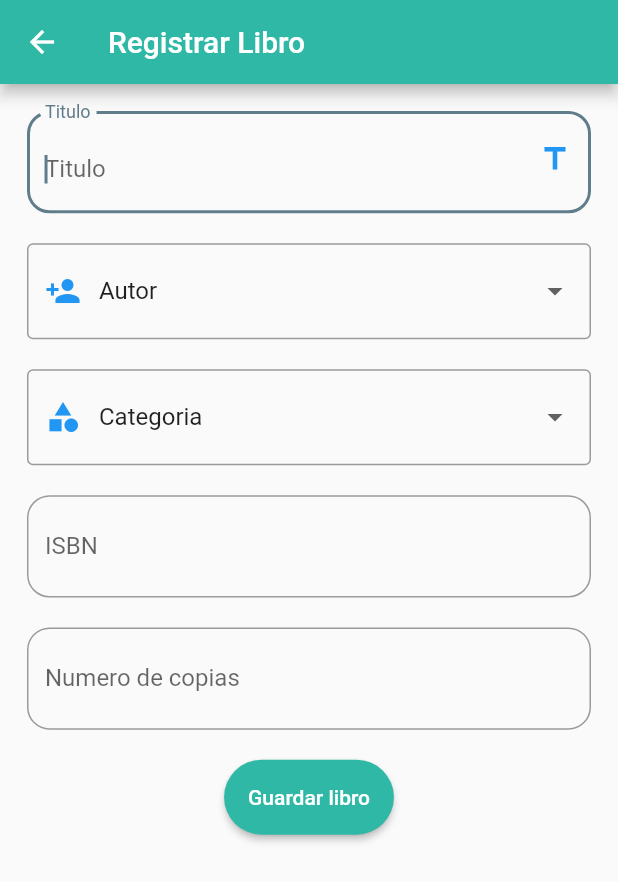
After one commit to NerioCH/ProyectoBiblioteca, a Flutter app: the frmLibros screen opened directly, after a tap on "Agregar Libro", on a phone screen of 412 x 824 dp. The commit adds this screen. Shown: the top 882 px of the screen. Run offline on Flutter 3.47's test engine with Material 2 defaults, Android fonts, the phone set to English and light mode, and no system bars; our stand-ins replace cloud_firestore, firebase_auth, firebase_core, firebase_storage, fluttertoast, image_picker and 3 more; accounts and stored records are empty; network calls fail.

Commit message:
cambios nerio

```diff
--- /dev/null
+++ b/lib/aplication/use_cases/forms/frmAddLibro.dart
@@ -0,0 +1,185 @@
+import 'package:bibliotecaApp/aplication/use_cases/login/login.dart';
+import 'package:bibliotecaApp/domain/entities/libro.dart';
+import 'package:bibliotecaApp/domain/entities/prestamo.dart';
+import 'package:bibliotecaApp/infraestructure/controllers/cLibro.dart';
+import 'package:bibliotecaApp/infraestructure/controllers/cPrestamo.dart';
+import 'package:flutter/material.dart';
+import 'package:intl/intl.dart';
+import 'package:shared_preferences/shared_preferences.dart';
+
+class frmAddLibro extends StatefulWidget {
+  const frmAddLibro({super.key});
+
+  @override
+  State<frmAddLibro> createState() => _frmAddLibroState();
+}
+
+class _frmAddLibroState extends State<frmAddLibro> {
+  final _formkey = GlobalKey<FormState>();
+
+  final nombre = TextEditingController();
+  final isbn = TextEditingController();
+  final numCopias = TextEditingController();
+  String autor = 'Autor';
+  List<String> itemsAutor = [
+    'Autor',
+  ];
+  String categoria = 'Categoria';
+  List<String> itemsCategoria = [
+    'Categoria',
+  ];
+  String? email;
+    void initState() {
+    // TODO: implement initState
+    super.initState();
+    Future.sync(() async {
+      SharedPreferences prefs = await SharedPreferences.getInstance();
+      email = prefs.getString('email');
+    });
+  }
+  @override
+  Widget build(BuildContext context) {
+    return Scaffold(
+      appBar: AppBar(
+        title: Text('Registrar Libro'),
+        backgroundColor: Color.fromARGB(255, 47, 184, 166),
+      ),
+      body: Form(
+        key: _formkey,
+        child: Padding(
+          padding: const EdgeInsets.all(18.0),
+          child: Column(
+            children: [
+              Flexible(
+                child: TextFormField(
+                  validator: (value) {
+                    if (value!.isEmpty) {
+                      return 'Ingrese el titulo';
+                    } else {
+                      return null;
+                    }
+                  },
+                  keyboardType: TextInputType.text,
+                  controller: nombre,
+                  enableInteractiveSelection: false,
+                  autofocus: true,
+                  decoration: InputDecoration(
+                      hintText: 'Titulo',
+                      labelText: 'Titulo',
+                      suffix: Icon(Icons.title, color: Colors.blue),
+                      border: OutlineInputBorder(
+                          borderRadius: BorderRadius.circular(15.0))),
+                  ),
+              ),
+              SizedBox(height: 20,),
+              DropdownButtonFormField<String>(
+                decoration: const InputDecoration(
+                  border: OutlineInputBorder(),
+                  prefixIcon: Icon(Icons.person_add, color: Colors.blue,)
+                ),
+                value: autor,
+                hint: Text('Autor'),
+                validator: (value) => value == null ? 'Complete el autor' : null,
+                items: itemsAutor.map((item) {
+                  return DropdownMenuItem(
+                    value: item,
+                    child: Text(item),
+                  );
+                }).toList(),
+                onChanged: (String? newValue) {
+                  setState(() {
+                    autor = newValue!;
+                  });
+                },
+              ),
+              SizedBox(height: 20,),
+              DropdownButtonFormField<String>(
+                decoration: const InputDecoration(
+                  border: OutlineInputBorder(),
+                  prefixIcon: Icon(Icons.category, color: Colors.blue,)
+                ),
+                value: categoria,
+                hint: Text('Categoria'),
+                validator: (value) => value == null ? 'Complete la categoria' : null,
+                items: itemsCategoria.map((item) {
+                  return DropdownMenuItem(
+                    value: item,
+                    child: Text(item),
+                  );
+                }).toList(),
+                onChanged: (String? newValue) {
+                  setState(() {
+                    categoria = newValue!;
+                  });
+                },
+              ),
+              SizedBox(height: 20,),
+              Flexible(
+                child: TextFormField(
+                  validator: (value) {
+                    if (value!.isEmpty) {
+                      return 'Ingrese ISBN';
+                    } else {
+                      return null;
+                    }
+                  },
+                  keyboardType: TextInputType.text,
+                  controller: isbn,
+                  enableInteractiveSelection: false,
+                  autofocus: true,
+                  decoration: InputDecoration(
+                      hintText: 'ISBN',
+                      labelText: 'ISBN',
+                      suffix: Icon(Icons.qr_code, color: Colors.blue),
+                      border: OutlineInputBorder(
+                          borderRadius: BorderRadius.circular(15.0))),
+                  ),
+              ),
+              SizedBox(height: 20,),
+              Flexible(
+                child: TextFormField(
+                  validator: (value) {
+                    if (value!.isEmpty) {
+                      return 'Ingrese la cantidad de copias';
+                    } else {
+                      return null;
+                    }
+                  },
+                  keyboardType: TextInputType.number,
+                  controller: numCopias,
+                  enableInteractiveSelection: false,
+                  autofocus: true,
+                  decoration: InputDecoration(
+                      hintText: 'Numero de copias',
+                      labelText: 'Numero de copias',
+                      suffix: Icon(Icons.book, color: Colors.blue),
+                      border: OutlineInputBorder(
+                          borderRadius: BorderRadius.circular(15.0))),
+                  ),
+              ),
+              SizedBox(height: 20,),
+              ElevatedButton(
+                onPressed: () {
+                  if (_formkey.currentState!.validate()) {
+                    addLibro(libro(nombre.text, autor, categoria, isbn.text, int.parse(numCopias.text), '')).then((value) => {
+                      toastmessage('Guardado correctamente'),
+                      Navigator.pop(context)
+                    }).catchError((err) => print('Error: $err'));
+                  }
+                },
+                child: Text('Guardar libro'),
+                style: ElevatedButton.styleFrom(
+                  shape: RoundedRectangleBorder(
+                    borderRadius: BorderRadius.circular(30.0),
+                  ),
+                  primary: Color.fromARGB(255, 47, 184, 166),
+                  minimumSize: Size(50, 50)
+                ),
+              )
+            ],
+          ),
+        )
+      ),
+    );
+  }
+}
--- /dev/null
+++ b/lib/aplication/use_cases/forms/frmLibros.dart
@@ -0,0 +1,142 @@
+// ignore_for_file: prefer_const_constructors, prefer_const_literals_to_create_immutables, camel_case_types
+
+import 'package:bibliotecaApp/aplication/use_cases/forms/frmAddCategoria.dart';
+import 'package:bibliotecaApp/aplication/use_cases/forms/frmAddLibro.dart';
+import 'package:bibliotecaApp/aplication/use_cases/login/login.dart';
+import 'package:bibliotecaApp/infraestructure/controllers/cLibro.dart';
+import 'package:bibliotecaApp/mainDrawer.dart';
+import 'package:bibliotecaApp/infraestructure/controllers/cCategorias.dart';
+import 'package:flutter/material.dart';
+import 'package:popover/popover.dart';
+import 'package:shared_preferences/shared_preferences.dart';
+
+
+class frmLibros extends StatefulWidget {
+  const frmLibros({super.key});
+
+  @override
+  State<frmLibros> createState() => _frmLibrosState();
+}
+
+class _frmLibrosState extends State<frmLibros> {
+    String? email;
+  @override
+  void initState() {
+    // TODO: implement initState
+    super.initState();
+    Future.sync(() async {
+      SharedPreferences prefs = await SharedPreferences.getInstance();
+      email = prefs.getString('email');
+    }).then((_) {
+      setState(() {  });
+    }).catchError((err) => {
+      print('Error initState')
+    });
+  }
+  @override
+  Widget build(BuildContext context) {
+    return Scaffold(
+      appBar: AppBar(
+        title: Text('Libros'),
+        backgroundColor: Color.fromARGB(255, 47, 184, 166),
+      ),
+      body: FutureBuilder(
+        future: getLibros(),
+        builder: (context, snapshot) {
+          if (snapshot.hasData) {
+            // calcularBalance(snapshot);
+            return GridView.count(
+              crossAxisCount: 3,
+              crossAxisSpacing: 0,
+              mainAxisSpacing: 0,
+              children: List.generate(snapshot.data?.length??0, (index){
+                return Container(
+                  child: Padding(
+                    padding: const EdgeInsets.all(8.0),
+                    child: PopupMenuButton<String>(
+                        shape: RoundedRectangleBorder(
+                          borderRadius: BorderRadius.circular(20),
+                        ),
+                        constraints: const BoxConstraints.expand(width: 110, height: 60),
+                        color: Colors.red,
+                        position: PopupMenuPosition.over,
+                        onSelected: (String value) {
+                          print(value);
+                          if (value == 'eliminar') {
+                            // Eliminar
+                            print('eliminar: ${snapshot.data?[index]['id'].toString()}');
+                            deleteLibro(snapshot.data?[index]['id'].toString()??'').then((value) => {
+                              toastmessage('Libro eliminado')
+                            }).catchError((err) => toastmessage('Error: $err'));
+                            setState(() {});
+                          }
+                        },
+                        itemBuilder: (BuildContext context) =>
+                            <PopupMenuEntry<String>>[
+                          PopupMenuItem<String>(
+                            value: 'eliminar',
+                            child: Row(
+                              mainAxisAlignment: MainAxisAlignment.center,
+                              crossAxisAlignment: CrossAxisAlignment.center,
+                              children: [
+                                Icon(Icons.delete, color: Colors.white,size: 16,),
+                                SizedBox(width: 5),
+                                Text('Eliminar',style: TextStyle(fontSize: 13,color: Colors.white, fontWeight: FontWeight.bold),),
+                              ],
+                            ),
+                          ),
+                        ],
+                      child: Card(
+                        shape: RoundedRectangleBorder(
+                          borderRadius: BorderRadius.circular(10),
+                        ),
+                        elevation: 5,
+                        child: Column(
+                          mainAxisAlignment: MainAxisAlignment.center,
+                          crossAxisAlignment: CrossAxisAlignment.center,
+                          children: [
+                            Opacity(opacity: .6,child: Icon(Icons.book, size: 50, color: Color.fromARGB(255, 45, 96, 117),)),
+                            SizedBox(height: 10,),
+                            Text('${snapshot.data?[index]['nombre'].toString().toUpperCase()}', style: TextStyle(fontWeight: FontWeight.bold, fontSize: 12, color: Colors.black),),
+                            Text('${snapshot.data?[index]['numCopias'].toString()} Unidades', style: TextStyle(fontSize: 12, color: Colors.black),),
+                            // Text('${snapshot.data?[index]['tipo'].toString()}', style: TextStyle(color: snapshot.data?[index]['tipo'].toString() == 'Ingreso'? Colors.green:Colors.red),),
+                          ],
+                        ),
+                      ),
+                    ),
+                  ),
+                );
+              }).toList(),
+            );
+          } else {
+            return const Center(
+              child: CircularProgressIndicator(),
+            );
+          }
+        }),
+      floatingActionButton: ElevatedButton(
+        onPressed: () async {
+          await Navigator.push(context,
+            MaterialPageRoute(builder: (context) => frmAddLibro())
+          );
+          setState(() {});
+        },
+        style: ElevatedButton.styleFrom(
+          shape: RoundedRectangleBorder(
+            borderRadius: BorderRadius.circular(30.0),
+          ),
+          primary: Color.fromARGB(255, 45, 96, 117),
+          minimumSize: Size(50, 50)
+        ),
+        child: Row(
+          mainAxisSize: MainAxisSize.min,
+          children: [
+            Icon(Icons.book_sharp),
+            SizedBox(width: 10,),
+            Text('Agregar Libro')
+          ],
+        )
+      )
+    );
+  }
+}
--- a/lib/aplication/use_cases/forms/frmPrincipal.dart
+++ b/lib/aplication/use_cases/forms/frmPrincipal.dart
@@ -41,7 +41,7 @@ class _frmPrincipalState extends State<frmPrincipal> {
       obtenerUsuario(email.toString()).then((user) => {
         print('Usuario' + user.toString()),
         setState(() {
-          currentUser = usuario(user.nombres, user.apellidos, user.dni, user.estado, user.correo, user.tipo, user.urlImage);
+          currentUser = usuario(user.nombres, user.apellidos, user.dni, user.estado, user.tipo, user.correo, user.urlImage);
         }),
       });
     }).then((_) {
@@ -90,7 +90,7 @@ class _frmPrincipalState extends State<frmPrincipal> {
                         Text('Hola, ${currentUser?.nombres.toString() ?? ''}',
                           style: TextStyle(fontSize: 20, color: Colors.white),
                         ),
-                        Text('Bienvenido',
+                        Text('Bienvenido, ${currentUser?.tipo.toString() ?? ''} ',
                           style: TextStyle(
                               fontSize: 16,
                               color: Colors.white),
--- a/lib/aplication/use_cases/forms/frmTransaccion.dart
+++ b/lib/aplication/use_cases/forms/frmTransaccion.dart
@@ -21,11 +21,11 @@ class _frmTransaccionState extends State<frmTransaccion> {
   final transactionTypes = ['Ingreso', 'Gasto'];
   String transactionType = 'Ingreso';
   final _formkey = GlobalKey<FormState>();
-  String cuenta = 'Principal';
   final monto = TextEditingController();
   final descripcion = TextEditingController();
   final fecha = TextEditingController();
   final categoria = TextEditingController();
+  String cuenta = 'Principal';
   List<String> items = [
     'Principal',
   ];
--- a/lib/aplication/use_cases/menuOpcionesAdmin.dart
+++ b/lib/aplication/use_cases/menuOpcionesAdmin.dart
@@ -2,6 +2,7 @@
 
 import 'package:bibliotecaApp/aplication/use_cases/forms/frmCategorias.dart';
 import 'package:bibliotecaApp/aplication/use_cases/forms/frmAutores.dart';
+import 'package:bibliotecaApp/aplication/use_cases/forms/frmLibros.dart';
 import 'package:flutter/material.dart';
 
 class menuOpcionesAdmin extends StatefulWidget {
@@ -29,7 +30,7 @@ class _menuOpcionesAdminState extends State<menuOpcionesAdmin> {
           Row(
             mainAxisAlignment: MainAxisAlignment.spaceEvenly,
             children: [
-              _cardItems(Icons.library_books, 'Libros', frmCategorias()),
+              _cardItems(Icons.library_books, 'Libros', frmLibros()),
               _cardItems(Icons.person, 'Usuario', frmCategorias()),
             ],
           ),
--- /dev/null
+++ b/lib/domain/entities/libro.dart
@@ -0,0 +1,61 @@
+class libro {
+  String _nombre = '', _autor = '', _categoria = '', _urlImage = '', _isbn = '';
+  int _numCopias = 0;
+
+  libro(String nombre, String autor, String categoria, String isbn, int numCopias, String urlImage) {
+    _nombre = nombre;
+    _autor = autor;
+    _categoria = categoria;
+    _isbn = isbn;
+    _numCopias = numCopias;
+    _urlImage =urlImage;
+  }
+
+  String get nombre {
+    return _nombre;
+  }
+
+  set nombre(String nombre) {
+    _nombre = nombre;
+  }
+
+  String get autor {
+    return _autor;
+  }
+
+  set autor(String autor) {
+    _autor = autor;
+  }
+
+  String get categoria {
+    return _categoria;
+  }
+
+  set categoria(String categoria) {
+    _categoria = categoria;
+  }
+
+  String get isbn {
+    return _isbn;
+  }
+
+  set isbn(String isbn) {
+    _isbn = isbn;
+  }
+
+  int get numCopias {
+    return _numCopias;
+  }
+
+  set numCopias(int numCopias) {
+    _numCopias = numCopias;
+  }
+
+  String get urlImage {
+    return _urlImage;
+  }
+
+  set urlImage(String urlImage) {
+    _urlImage = urlImage;
+  }
+}
--- /dev/null
+++ b/lib/infraestructure/controllers/cLibro.dart
@@ -0,0 +1,26 @@
+import 'package:cloud_firestore/cloud_firestore.dart';
+import 'package:bibliotecaApp/domain/entities/libro.dart';
+
+FirebaseFirestore db = FirebaseFirestore.instance;
+
+Future<List> getLibros() async {
+//Letura de datos
+  List lista = [];
+  CollectionReference collectionReference = db.collection('libros');
+  QuerySnapshot querySnapshot = await collectionReference.get();
+  querySnapshot.docs.forEach((element) {
+    Map data = element.data() as Map;
+    data['id'] = element.id;
+    lista.add(data);
+  });
+  Future.delayed(const Duration(seconds: 5));
+  return lista;
+}
+
+Future<void> addLibro(libro newlibro) async {
+  await db.collection('libros').add({'nombre':newlibro.nombre,'autor':newlibro.autor, 'categoria':newlibro.categoria, 'isbn':newlibro.isbn , 'numCopias':newlibro.numCopias, 'urlImage':newlibro.urlImage});
+}
+
+Future<void> deleteLibro(String id) async {
+  await db.collection('libros').doc(id).delete().then((value) => print('Eliminado Correctamente')).catchError((err) => print('Error: $err'));
+}
--- a/lib/main.dart
+++ b/lib/main.dart
@@ -38,6 +38,9 @@ class _MyAppState extends State<MyApp> {
         debugShowCheckedModeBanner: false,
         // home: Rutas(),
         initialRoute: '/',
+        theme: ThemeData(
+          primarySwatch: Colors.blueGrey,
+        ),
         routes: {
           '/': (context) => const Rutas(),
           '/home': (context) => const frmPrincipal(),
```
Also changed, not shown: lib/aplication/use_cases/forms/perfilPage.dart (+17 -9 lines).
